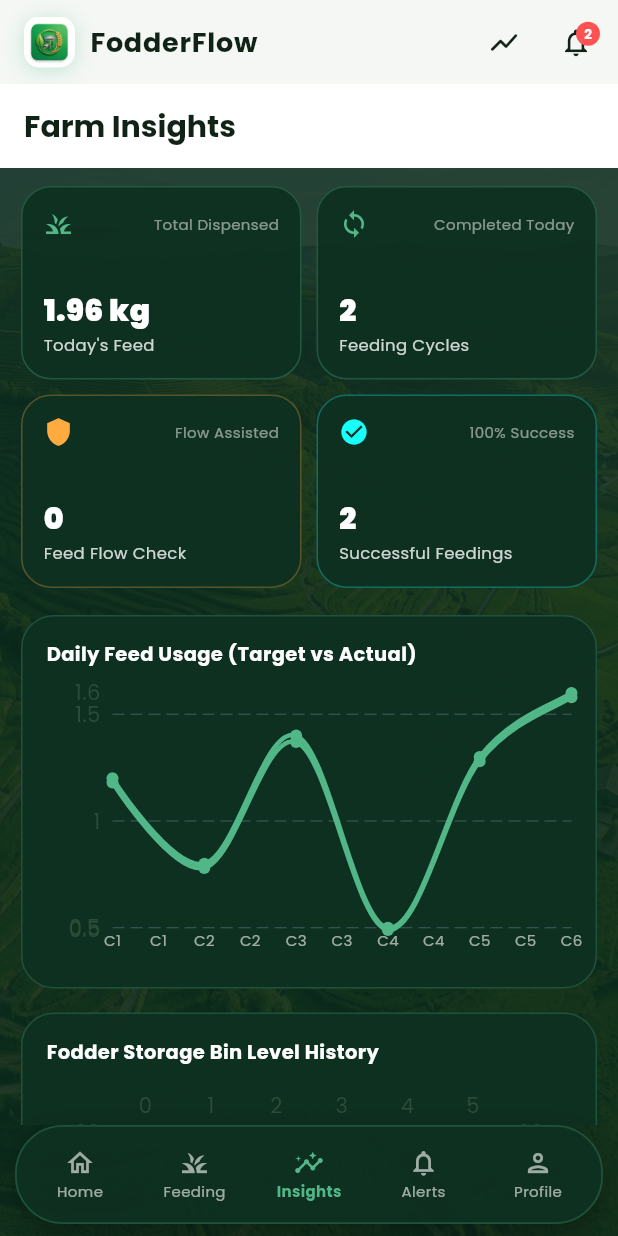
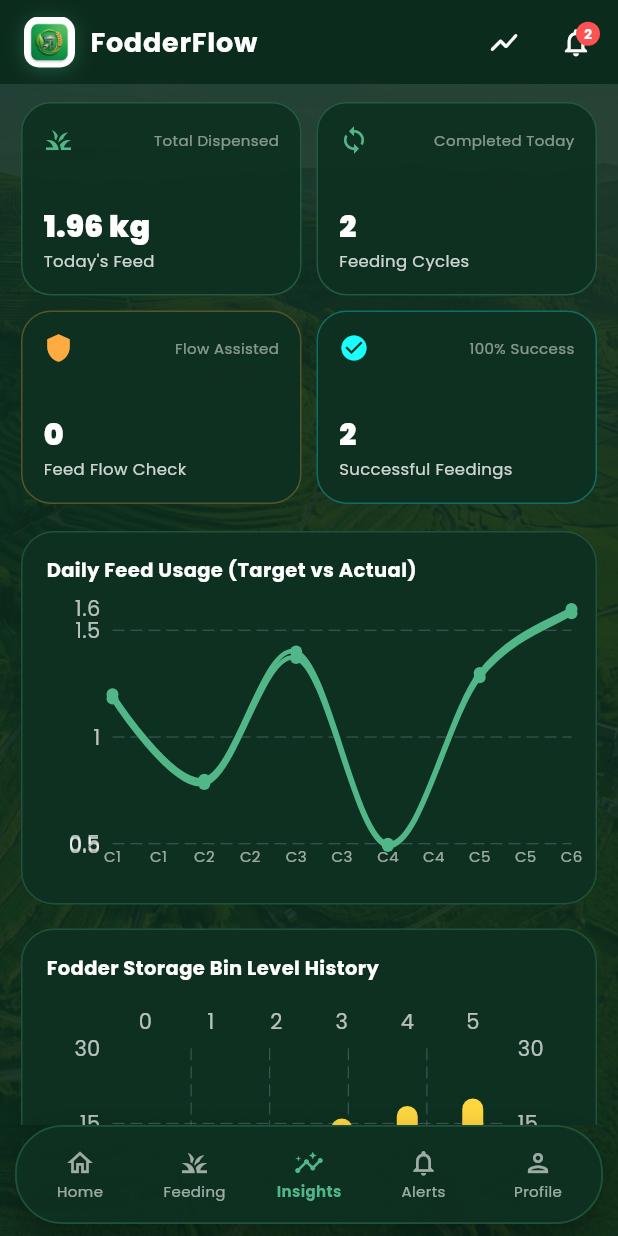
Before and after one commit to Kamal-055/SmartFarm, a Flutter app: the screen it shows after launch, after a tap on "Slide to Get Started", after a tap on the "show chart" icon, on a phone screen of 412 x 824 dp. Run offline on Flutter 3.47's test engine with Material 3 defaults, Android fonts, the phone set to English and light mode, and no system bars; drawn by our look-alikes of fl_chart; our stand-ins replace firebase_auth, firebase_core, firebase_database, firebase_messaging, google_fonts, shared_preferences; accounts and stored records are empty.

Commit message:
Fix blank home landing page and unify dark forest theme across all screens

```diff
--- a/lib/core/theme/app_theme.dart
+++ b/lib/core/theme/app_theme.dart
@@ -7,14 +7,14 @@ class AppTheme {
     return ThemeData(
       useMaterial3: true,
       primaryColor: AppColors.primary,
-      scaffoldBackgroundColor: AppColors.background,
-      colorScheme: const ColorScheme.light(
-        primary: AppColors.primary,
-        onPrimary: AppColors.textLight,
+      scaffoldBackgroundColor: AppColors.primaryDark,
+      colorScheme: const ColorScheme.dark(
+        primary: AppColors.primaryAccent,
+        onPrimary: AppColors.primaryDark,
         secondary: AppColors.secondary,
         onSecondary: AppColors.textLight,
-        surface: AppColors.surface,
-        onSurface: AppColors.textPrimary,
+        surface: AppColors.glassForestCard,
+        onSurface: AppColors.textLight,
         error: AppColors.error,
         onError: AppColors.textLight,
       ),
@@ -22,53 +22,53 @@ class AppTheme {
         displayLarge: GoogleFonts.poppins(
           fontSize: 32,
           fontWeight: FontWeight.bold,
-          color: AppColors.textPrimary,
+          color: Colors.white,
         ),
         displayMedium: GoogleFonts.poppins(
           fontSize: 26,
           fontWeight: FontWeight.bold,
-          color: AppColors.textPrimary,
+          color: Colors.white,
         ),
         headlineLarge: GoogleFonts.poppins(
           fontSize: 22,
           fontWeight: FontWeight.w700,
-          color: AppColors.textPrimary,
+          color: Colors.white,
         ),
         headlineMedium: GoogleFonts.poppins(
           fontSize: 18,
           fontWeight: FontWeight.w600,
-          color: AppColors.textPrimary,
+          color: Colors.white,
         ),
         titleLarge: GoogleFonts.poppins(
           fontSize: 16,
           fontWeight: FontWeight.w600,
-          color: AppColors.textPrimary,
+          color: Colors.white,
         ),
         bodyLarge: GoogleFonts.poppins(
           fontSize: 16,
           fontWeight: FontWeight.normal,
-          color: AppColors.textPrimary,
+          color: Colors.white,
         ),
         bodyMedium: GoogleFonts.poppins(
           fontSize: 14,
           fontWeight: FontWeight.normal,
-          color: AppColors.textSecondary,
+          color: Colors.white70,
         ),
         labelLarge: GoogleFonts.poppins(
           fontSize: 16,
           fontWeight: FontWeight.w600,
-          color: AppColors.textLight,
+          color: Colors.white,
         ),
       ),
       appBarTheme: AppBarTheme(
-        backgroundColor: AppColors.surface,
+        backgroundColor: AppColors.primaryDark,
         elevation: 0,
         centerTitle: false,
-        iconTheme: const IconThemeData(color: AppColors.textPrimary),
+        iconTheme: const IconThemeData(color: Colors.white),
         titleTextStyle: GoogleFonts.poppins(
-          fontSize: 20,
+          fontSize: 18,
           fontWeight: FontWeight.bold,
-          color: AppColors.textPrimary,
+          color: Colors.white,
         ),
       ),
       cardTheme: CardThemeData(
--- a/lib/screens/alerts/alerts_screen.dart
+++ b/lib/screens/alerts/alerts_screen.dart
@@ -29,25 +29,7 @@ class _AlertsScreenState extends State<AlertsScreen> {
           }).toList();
 
     return Scaffold(
-      backgroundColor: AppColors.background,
-      appBar: AppBar(
-        title: const Text('Farm Notifications'),
-        actions: [
-          if (alertProvider.unreadCount > 0)
-            TextButton.icon(
-              onPressed: () => alertProvider.markAllAsRead(),
-              icon: const Icon(Icons.done_all, color: AppColors.primaryAccent, size: 18),
-              label: const Text('Mark Read', style: TextStyle(color: AppColors.primaryAccent, fontSize: 12)),
-            ),
-          IconButton(
-            tooltip: 'Clear All',
-            icon: const Icon(Icons.delete_sweep_outlined),
-            onPressed: () {
-              alertProvider.clearAll('DEV_DEVICE', true);
-            },
-          ),
-        ],
-      ),
+      backgroundColor: AppColors.primaryDark,
       body: Stack(
         children: [
           // Background AI Aerial Farm Image with Dark Overlay
@@ -55,6 +37,7 @@ class _AlertsScreenState extends State<AlertsScreen> {
             child: Image.asset(
               'assets/images/aerial_farm_bg.png',
               fit: BoxFit.cover,
+              errorBuilder: (ctx, err, stack) => const SizedBox.shrink(),
             ),
           ),
           Positioned.fill(
@@ -69,6 +52,34 @@ class _AlertsScreenState extends State<AlertsScreen> {
               child: Column(
                 crossAxisAlignment: CrossAxisAlignment.start,
                 children: [
+                  // Action Header Strip (Mark Read & Clear)
+                  Row(
+                    mainAxisAlignment: MainAxisAlignment.spaceBetween,
+                    children: [
+                      const Text(
+                        'FARM NOTIFICATIONS',
+                        style: TextStyle(fontSize: 12, fontWeight: FontWeight.bold, color: Colors.white70, letterSpacing: 0.8),
+                      ),
+                      Row(
+                        children: [
+                          if (alertProvider.unreadCount > 0)
+                            TextButton.icon(
+                              onPressed: () => alertProvider.markAllAsRead(),
+                              icon: const Icon(Icons.done_all, color: AppColors.primaryAccent, size: 16),
+                              label: const Text('Mark Read', style: TextStyle(color: AppColors.primaryAccent, fontSize: 11)),
+                            ),
+                          IconButton(
+                            tooltip: 'Clear All',
+                            icon: const Icon(Icons.delete_sweep_outlined, color: Colors.white70, size: 20),
+                            onPressed: () {
+                              alertProvider.clearAll('DEV_DEVICE', true);
+                            },
+                          ),
+                        ],
+                      ),
+                    ],
+                  ),
+                  const SizedBox(height: 8),
                   // Filter Chips
                   Wrap(
                     spacing: 8,
--- a/lib/screens/analytics/analytics_screen.dart
+++ b/lib/screens/analytics/analytics_screen.dart
@@ -19,10 +19,7 @@ class AnalyticsScreen extends StatelessWidget {
     final flowAssistedCount = historyProvider.todayFlowAssistedCount;
 
     return Scaffold(
-      backgroundColor: AppColors.background,
-      appBar: AppBar(
-        title: const Text('Farm Insights'),
-      ),
+      backgroundColor: AppColors.primaryDark,
       body: Stack(
         children: [
           // Background AI Aerial Farm Image with Dark Overlay
@@ -30,6 +27,7 @@ class AnalyticsScreen extends StatelessWidget {
             child: Image.asset(
               'assets/images/aerial_farm_bg.png',
               fit: BoxFit.cover,
+              errorBuilder: (ctx, err, stack) => const SizedBox.shrink(),
             ),
           ),
           Positioned.fill(
--- a/lib/screens/dashboard/dashboard_screen.dart
+++ b/lib/screens/dashboard/dashboard_screen.dart
@@ -31,7 +31,7 @@ class DashboardScreen extends StatelessWidget {
     final nextSch = scheduleProvider.nextUpcomingSchedule;
 
     return Scaffold(
-      backgroundColor: AppColors.background,
+      backgroundColor: AppColors.primaryDark,
       body: Stack(
         children: [
           // Background AI Aerial Farm Image with Dark Overlay
@@ -39,6 +39,7 @@ class DashboardScreen extends StatelessWidget {
             child: Image.asset(
               'assets/images/aerial_farm_bg.png',
               fit: BoxFit.cover,
+              errorBuilder: (ctx, err, stack) => const SizedBox.shrink(),
             ),
           ),
           Positioned.fill(
--- a/lib/screens/feeding/feeding_screen.dart
+++ b/lib/screens/feeding/feeding_screen.dart
@@ -32,23 +32,7 @@ class _FeedingScreenState extends State<FeedingScreen> {
     final targetQty = _isManualMode ? _manualTargetKg : feedPred.predictedQuantityKg;
 
     return Scaffold(
-      backgroundColor: AppColors.background,
-      appBar: AppBar(
-        title: const Text('Feed Your Cattle'),
-        actions: [
-          Container(
-            margin: const EdgeInsets.only(right: 14),
-            child: Chip(
-              backgroundColor: AppColors.primaryDark,
-              side: const BorderSide(color: AppColors.primaryAccent),
-              label: Text(
-                _isManualMode ? 'CUSTOM' : 'SMART RECOMMEND',
-                style: const TextStyle(fontSize: 10, fontWeight: FontWeight.bold, color: AppColors.primaryAccent),
-              ),
-            ),
-          ),
-        ],
-      ),
+      backgroundColor: AppColors.primaryDark,
       body: Stack(
         children: [
           // Background AI Aerial Farm Image with Dark Overlay
@@ -56,6 +40,7 @@ class _FeedingScreenState extends State<FeedingScreen> {
             child: Image.asset(
               'assets/images/aerial_farm_bg.png',
               fit: BoxFit.cover,
+              errorBuilder: (ctx, err, stack) => const SizedBox.shrink(),
             ),
           ),
           Positioned.fill(
--- a/lib/screens/main_layout.dart
+++ b/lib/screens/main_layout.dart
@@ -73,9 +73,10 @@ class _MainLayoutState extends State<MainLayout> {
     final toastAlert = alertProvider.latestToastAlert;
 
     return Scaffold(
+      backgroundColor: AppColors.primaryDark,
       extendBody: true,
       appBar: AppBar(
-        backgroundColor: Colors.transparent,
+        backgroundColor: AppColors.primaryDark,
         elevation: 0,
         title: Row(
           children: [
@@ -97,6 +98,7 @@ class _MainLayoutState extends State<MainLayout> {
                   width: 34,
                   height: 34,
                   fit: BoxFit.cover,
+                  errorBuilder: (ctx, err, stack) => const Icon(Icons.grass, color: AppColors.primaryAccent),
                 ),
               ),
             ),
@@ -109,7 +111,7 @@ class _MainLayoutState extends State<MainLayout> {
                 style: TextStyle(
                   fontWeight: FontWeight.bold,
                   fontSize: 18,
-                  color: AppColors.textPrimary,
+                  color: Colors.white,
                   letterSpacing: 0.5,
                 ),
               ),
@@ -118,14 +120,14 @@ class _MainLayoutState extends State<MainLayout> {
         ),
         actions: [
           IconButton(
-            icon: const Icon(Icons.show_chart_rounded, size: 22, color: AppColors.textPrimary),
+            icon: const Icon(Icons.show_chart_rounded, size: 22, color: Colors.white),
             onPressed: () => setState(() => _currentIndex = 2),
           ),
           Stack(
             alignment: Alignment.center,
             children: [
               IconButton(
-                icon: const Icon(Icons.notifications_outlined, size: 22, color: AppColors.textPrimary),
+                icon: const Icon(Icons.notifications_outlined, size: 22, color: Colors.white),
                 onPressed: () => setState(() => _currentIndex = 3),
               ),
               if (unreadCount > 0)
--- a/lib/screens/settings/settings_screen.dart
+++ b/lib/screens/settings/settings_screen.dart
@@ -23,10 +23,7 @@ class SettingsScreen extends StatelessWidget {
     final farmName = farmProvider.farm.name;
 
     return Scaffold(
-      backgroundColor: AppColors.background,
-      appBar: AppBar(
-        title: const Text('Farm Profile & Preferences'),
-      ),
+      backgroundColor: AppColors.primaryDark,
       body: Stack(
         children: [
           // Background AI Aerial Farm Image with Dark Overlay
@@ -34,6 +31,7 @@ class SettingsScreen extends StatelessWidget {
             child: Image.asset(
               'assets/images/aerial_farm_bg.png',
               fit: BoxFit.cover,
+              errorBuilder: (ctx, err, stack) => const SizedBox.shrink(),
             ),
           ),
           Positioned.fill(
```
